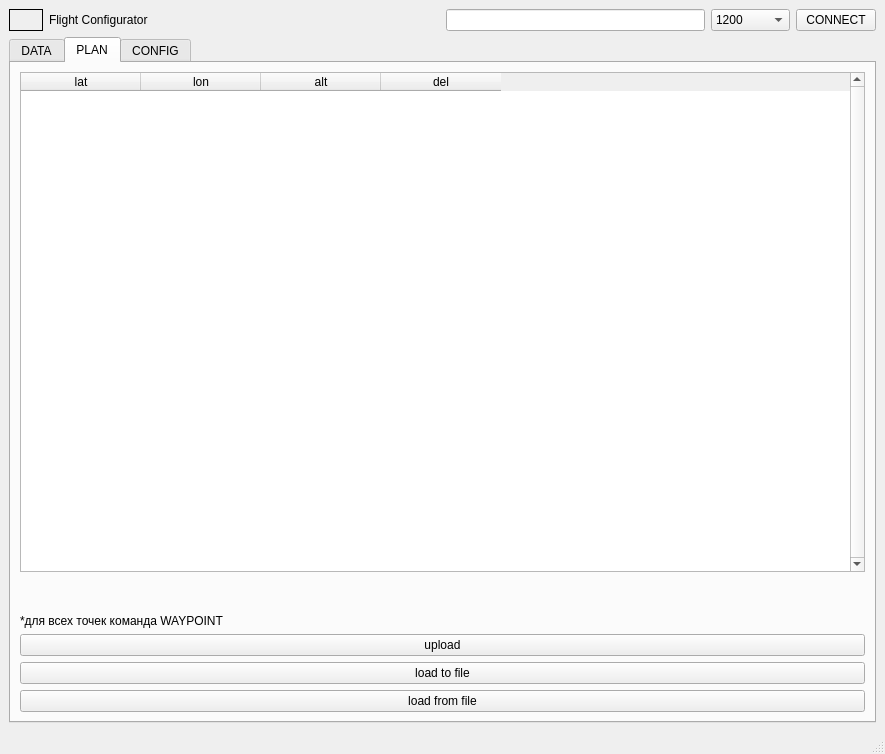
Old version of the form FlightConfigurator_v1/src/mainwindow.ui in the repository CrucianFrik/FlightConfigurator.
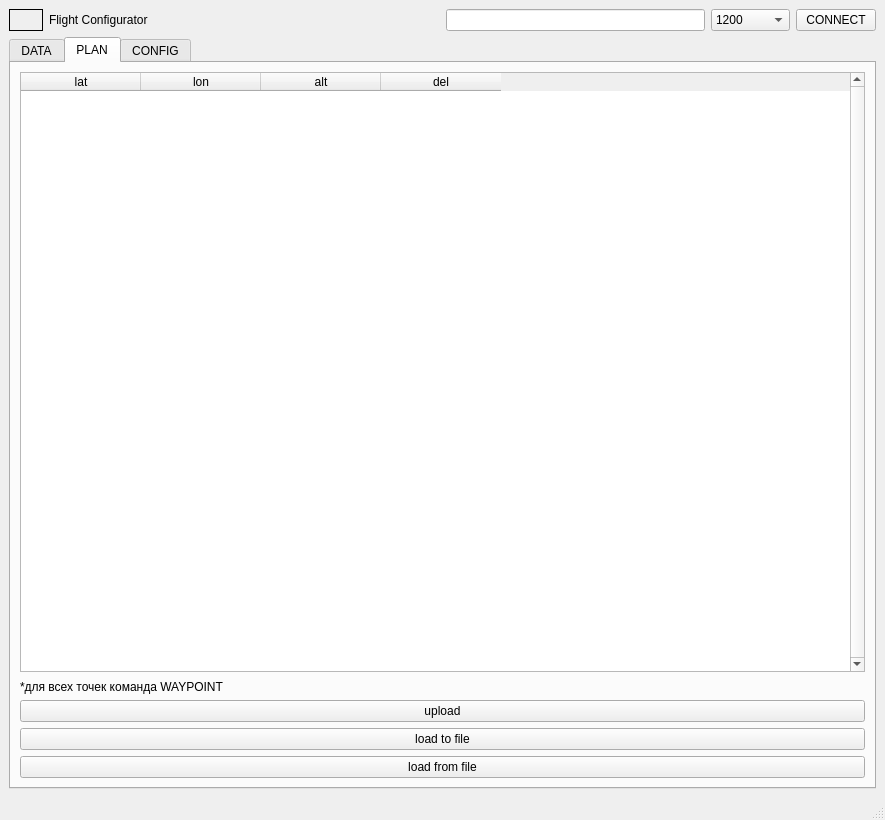
New version of the form. Icons and pictures are not drawn. Custom widgets are drawn as their Qt base class.

The edit to the form file:
```diff
--- a/FlightConfigurator_v1/src/mainwindow.ui
+++ b/FlightConfigurator_v1/src/mainwindow.ui
@@ -7,7 +7,7 @@
     <x>0</x>
     <y>0</y>
     <width>885</width>
-    <height>754</height>
+    <height>763</height>
    </rect>
   </property>
   <property name="sizePolicy">
@@ -359,15 +359,15 @@
               <item>
                <widget class="QTableWidget" name="points_table">
                 <property name="sizePolicy">
-                 <sizepolicy hsizetype="Minimum" vsizetype="MinimumExpanding">
+                 <sizepolicy hsizetype="Ignored" vsizetype="Ignored">
                   <horstretch>0</horstretch>
                   <verstretch>0</verstretch>
                  </sizepolicy>
                 </property>
                 <property name="minimumSize">
                  <size>
-                  <width>500</width>
-                  <height>500</height>
+                  <width>350</width>
+                  <height>600</height>
                  </size>
                 </property>
                 <property name="verticalScrollBarPolicy">
```
